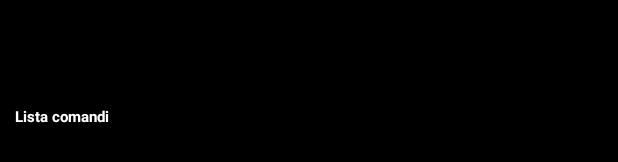
After one commit to ToniPagliaro/BotChain, an Android app: the layout header_comandi.xml on its own in the app's theme, with its tools: preview values and no code run, on a phone screen of 412 x 824 dp. The commit adds this screen. Shown: the part 501-663 px from the top of the screen. Run offline under Robolectric (Android 15) with nearby library versions, the phone set to English and light mode, and no system bars.

Commit message:
Visualizzazione di un dialog per la scelta dei comandi alla selezione di un bot dalla lista

```diff
--- /dev/null
+++ b/app/src/main/res/layout/header_comandi.xml
@@ -0,0 +1,19 @@
+<?xml version="1.0" encoding="utf-8"?>
+<LinearLayout xmlns:android="http://schemas.android.com/apk/res/android"
+    android:orientation="vertical" android:layout_width="match_parent"
+    android:layout_height="match_parent">
+
+    <TextView android:id="@+id/txtHeader"
+        android:layout_width="fill_parent"
+        android:layout_height="fill_parent"
+        android:gravity="center_vertical"
+        android:layout_alignParentTop="true"
+        android:layout_alignParentBottom="true"
+        android:textStyle="bold"
+        android:textSize="10dp"
+        android:textColor="#FFFFFF"
+        android:padding="10dp"
+        android:text="Lista comandi"
+        android:background="@color/primary_dark_material_dark" />
+
+</LinearLayout>
```
Also changed, not shown: app/src/main/java/com/example/tonipagliaro/botchain/BotListActivityFragment.java (+50 -1 lines), app/src/main/java/com/example/tonipagliaro/botchain/dummy/DummyContent.java (added, +55 -0 lines), app/src/main/res/layout/fragment_item_grid.xml (added, +13 -0 lines), app/src/main/res/layout/fragment_item_list.xml (added, +13 -0 lines), app/src/main/res/layout/item_comandi.xml (added, +14 -0 lines), app/src/main/res/layout/popup_window.xml (added, +12 -0 lines), app/src/main/res/values-large/refs.xml (added, +12 -0 lines), app/src/main/res/values-sw600dp/refs.xml (added, +12 -0 lines), app/src/main/res/values/refs.xml (added, +12 -0 lines).
